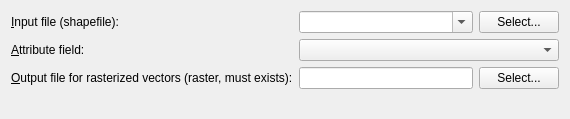
First picture: the form in qgis/python/plugins/GdalTools/tools/widgetRasterize.ui, repository sourcepole/qgis, before the edit.
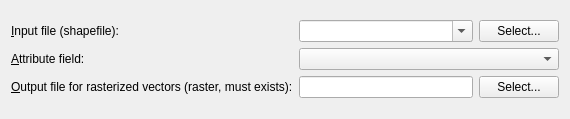
Second picture: the form after the edit.

Commit message: replaced all QFormLayouts with QGridLayouts

```diff
--- a/qgis/python/plugins/GdalTools/tools/widgetRasterize.ui
+++ b/qgis/python/plugins/GdalTools/tools/widgetRasterize.ui
@@ -11,7 +11,7 @@
    </rect>
   </property>
   <property name="sizePolicy">
-   <sizepolicy hsizetype="Expanding" vsizetype="Expanding">
+   <sizepolicy hsizetype="Expanding" vsizetype="Preferred">
     <horstretch>0</horstretch>
     <verstretch>0</verstretch>
    </sizepolicy>
@@ -21,7 +21,7 @@
   </property>
   <layout class="QVBoxLayout" name="verticalLayout">
    <item>
-    <layout class="QFormLayout" name="formLayout">
+    <layout class="QGridLayout" name="gridLayout">
      <item row="0" column="0">
       <widget class="QLabel" name="label">
        <property name="text">
@@ -59,6 +59,16 @@
        </item>
       </layout>
      </item>
+     <item row="1" column="0">
+      <widget class="QLabel" name="label_3">
+       <property name="text">
+        <string>&amp;Attribute field:</string>
+       </property>
+       <property name="buddy">
+        <cstring>attributeComboBox</cstring>
+       </property>
+      </widget>
+     </item>
      <item row="1" column="1">
       <widget class="QComboBox" name="attributeComboBox">
        <property name="sizePolicy">
@@ -100,16 +110,6 @@
        </item>
       </layout>
      </item>
-     <item row="1" column="0">
-      <widget class="QLabel" name="label_3">
-       <property name="text">
-        <string>&amp;Attribute field:</string>
-       </property>
-       <property name="buddy">
-        <cstring>attributeComboBox</cstring>
-       </property>
-      </widget>
-     </item>
     </layout>
    </item>
   </layout>
```
The commit also changes 16 other files.
